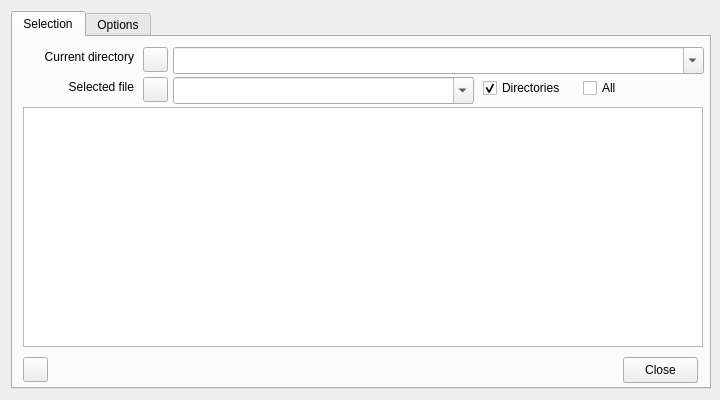
Before: the Qt Designer form NAVigater/CGNS/NAV/T/Q7FileWindow.ui in pyCGNS/pyCGNS, drawn with Qt 5.
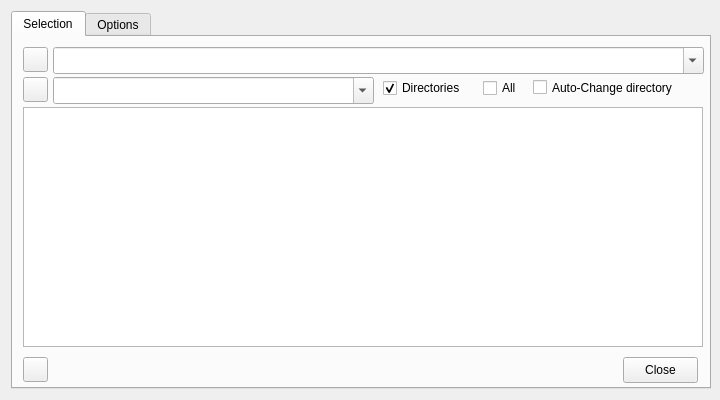
After: the same form once the commit is applied. Icons and pictures are not drawn.

Commit message: NAV fix autdir and double click in file dialog

Diff of the .ui file:
```diff
--- a/NAVigater/CGNS/NAV/T/Q7FileWindow.ui
+++ b/NAVigater/CGNS/NAV/T/Q7FileWindow.ui
@@ -105,9 +105,9 @@
         <widget class="QComboBox" name="direntries">
          <property name="geometry">
           <rect>
-           <x>160</x>
+           <x>40</x>
            <y>10</y>
-           <width>531</width>
+           <width>651</width>
            <height>27</height>
           </rect>
          </property>
@@ -115,44 +115,12 @@
           <bool>true</bool>
          </property>
         </widget>
-        <widget class="QLabel" name="label">
-         <property name="geometry">
-          <rect>
-           <x>0</x>
-           <y>10</y>
-           <width>121</width>
-           <height>20</height>
-          </rect>
-         </property>
-         <property name="text">
-          <string>Current directory</string>
-         </property>
-         <property name="alignment">
-          <set>Qt::AlignRight|Qt::AlignTrailing|Qt::AlignVCenter</set>
-         </property>
-        </widget>
-        <widget class="QLabel" name="label_2">
-         <property name="geometry">
-          <rect>
-           <x>20</x>
-           <y>40</y>
-           <width>101</width>
-           <height>20</height>
-          </rect>
-         </property>
-         <property name="text">
-          <string>Selected file</string>
-         </property>
-         <property name="alignment">
-          <set>Qt::AlignRight|Qt::AlignTrailing|Qt::AlignVCenter</set>
-         </property>
-        </widget>
         <widget class="QComboBox" name="fileentries">
          <property name="geometry">
           <rect>
-           <x>160</x>
+           <x>40</x>
            <y>40</y>
-           <width>301</width>
+           <width>321</width>
            <height>27</height>
           </rect>
          </property>
@@ -212,7 +180,7 @@
         <widget class="QPushButton" name="bAction">
          <property name="geometry">
           <rect>
-           <x>130</x>
+           <x>10</x>
            <y>40</y>
            <width>25</width>
            <height>25</height>
@@ -244,9 +212,9 @@
         <widget class="QCheckBox" name="cShowAll">
          <property name="geometry">
           <rect>
-           <x>570</x>
+           <x>470</x>
            <y>40</y>
-           <width>91</width>
+           <width>61</width>
            <height>22</height>
           </rect>
          </property>
@@ -257,7 +225,7 @@
         <widget class="QPushButton" name="bBack">
          <property name="geometry">
           <rect>
-           <x>130</x>
+           <x>10</x>
            <y>10</y>
            <width>25</width>
            <height>25</height>
@@ -289,7 +257,7 @@
         <widget class="QCheckBox" name="cShowDirs">
          <property name="geometry">
           <rect>
-           <x>470</x>
+           <x>370</x>
            <y>40</y>
            <width>91</width>
            <height>22</height>
@@ -344,6 +312,19 @@
            <normaloff>:/images/icons/help-view.gif</normaloff>:/images/icons/help-view.gif</iconset>
          </property>
         </widget>
+        <widget class="QCheckBox" name="cAutoDir">
+         <property name="geometry">
+          <rect>
+           <x>520</x>
+           <y>40</y>
+           <width>171</width>
+           <height>21</height>
+          </rect>
+         </property>
+         <property name="text">
+          <string>Auto-Change directory</string>
+         </property>
+        </widget>
        </widget>
        <widget class="QWidget" name="tab_2">
         <property name="enabled">
```
Left out of the diff: 4 changed lines with no effect on the pictures. The commit also changes 4 other files.
